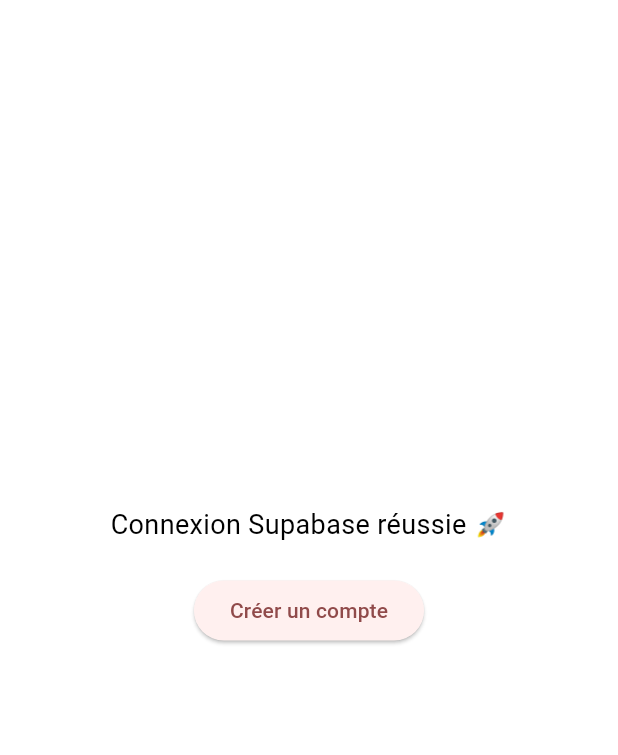
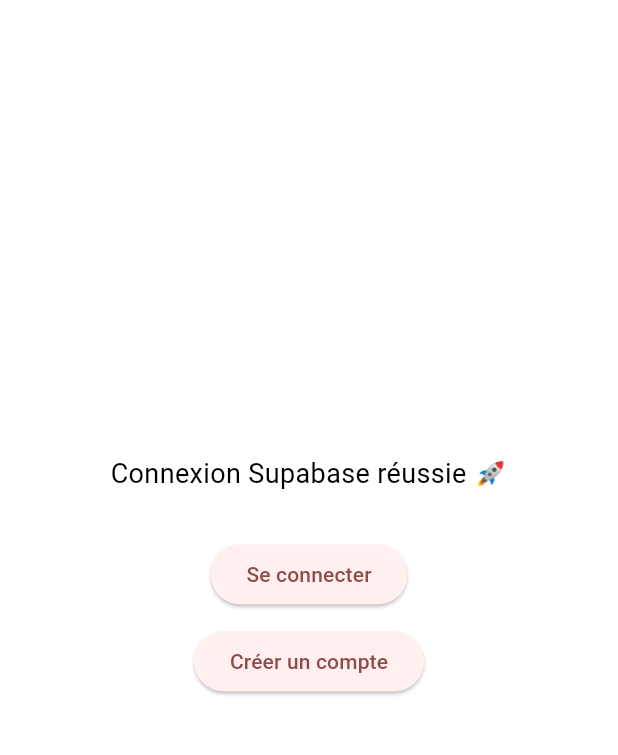
Before and after one commit to camillelazennec/budiz_app, a Flutter app: the screen it shows after launch, on a phone screen of 412 x 824 dp, the part 84-839 px from its top. Run offline on Flutter 3.47's test engine with Material 3 defaults, Android fonts, the phone set to English and light mode, and no system bars; our stand-ins replace supabase_flutter; accounts and stored records are empty.

Commit message:
feat : bouton se connecter

```diff
--- a/lib/main.dart
+++ b/lib/main.dart
@@ -129,12 +129,23 @@
               'Connexion Supabase réussie 🚀',
               style: TextStyle(fontSize: 18, color: Colors.black),
             ),
-            const SizedBox(height: 20),
+
+            const SizedBox(height: 30),
+
+            ElevatedButton(
+              onPressed: () {
+                Navigator.pushNamed(context, '/login');
+              },
+              child: const Text('Se connecter'),
+            ),
+
+            const SizedBox(height: 10),
+
             ElevatedButton(
               onPressed: () {
                 Navigator.push(
                   context,
-                  MaterialPageRoute(builder: (_) => SignUpPage()),
+                  MaterialPageRoute(builder: (_) => const SignUpPage()),
                 );
               },
               child: const Text('Créer un compte'),
```
